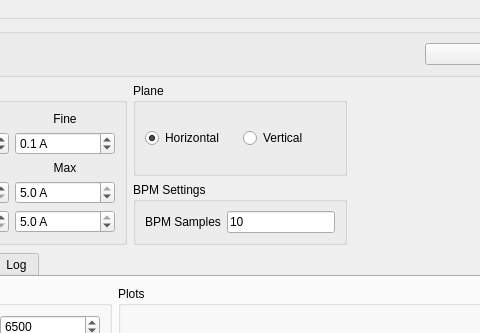
VELA-CLARA-software/Software, file Apps/linacCentring/view.ui: the form before one commit; both pictures show x 188 to 668 and y 0 to 333 of the 1040 by 699 pixel window.
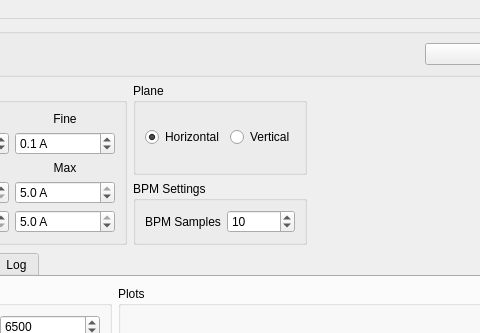
The form after the commit. Icons and pictures are not drawn.

Diff of the .ui file:
```diff
--- a/Apps/linacCentring/view.ui
+++ b/Apps/linacCentring/view.ui
@@ -829,7 +829,7 @@
        <item row="1" column="1">
         <widget class="QGroupBox" name="groupBox">
          <property name="sizePolicy">
-          <sizepolicy hsizetype="Fixed" vsizetype="Fixed">
+          <sizepolicy hsizetype="Preferred" vsizetype="Fixed">
            <horstretch>0</horstretch>
            <verstretch>0</verstretch>
           </sizepolicy>
@@ -846,15 +846,18 @@
            </widget>
           </item>
           <item row="0" column="1">
-           <widget class="QLineEdit" name="nSamples">
+           <widget class="QSpinBox" name="nSamples">
             <property name="sizePolicy">
-             <sizepolicy hsizetype="Fixed" vsizetype="Fixed">
+             <sizepolicy hsizetype="Preferred" vsizetype="Fixed">
               <horstretch>0</horstretch>
               <verstretch>0</verstretch>
              </sizepolicy>
             </property>
-            <property name="text">
-             <string>10</string>
+            <property name="minimum">
+             <number>2</number>
+            </property>
+            <property name="value">
+             <number>10</number>
             </property>
            </widget>
           </item>
```
